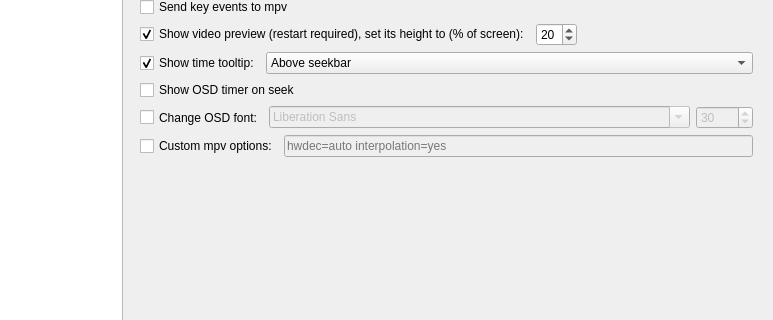
Qt form src/settingswindow.ui (mpc-qt/mpc-qt) before a commit; both pictures show x 123 to 896 and y 257 to 577 of the 896 by 666 pixel window.
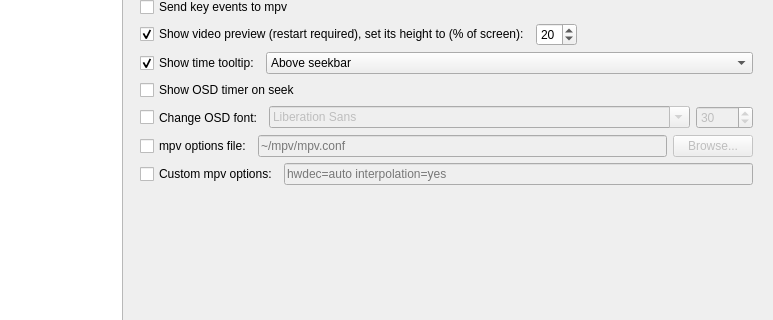
The same form after that commit. The open tabs and pages were chosen to show the change. Custom widgets are drawn as their Qt base class.

Commit message:
settingswindow: Add support for loading mpv options file
mpv options profiles (like "[profile-name]") are not supported.

The custom mpv options have priority over the mpv options file.

Fixes #1030 ("Read mpv.conf configuration file").

What changed in the file:
```diff
--- a/src/settingswindow.ui
+++ b/src/settingswindow.ui
@@ -8183,6 +8183,52 @@
             </layout>
            </item>
            <item row="16" column="0" colspan="2">
+            <layout class="QHBoxLayout" name="tweaksMpvOptionsFileLayout" stretch="0,1,0">
+             <item>
+              <widget class="QCheckBox" name="tweaksMpvOptionsFileChkBox">
+               <property name="enabled">
+                <bool>true</bool>
+               </property>
+               <property name="sizePolicy">
+                <sizepolicy hsizetype="Minimum" vsizetype="Preferred">
+                 <horstretch>0</horstretch>
+                 <verstretch>0</verstretch>
+                </sizepolicy>
+               </property>
+               <property name="text">
+                <string>mpv options file:</string>
+               </property>
+              </widget>
+             </item>
+             <item>
+              <widget class="QLineEdit" name="tweaksMpvOptionsFilePath">
+               <property name="enabled">
+                <bool>false</bool>
+               </property>
+               <property name="sizePolicy">
+                <sizepolicy hsizetype="Expanding" vsizetype="Fixed">
+                 <horstretch>1</horstretch>
+                 <verstretch>0</verstretch>
+                </sizepolicy>
+               </property>
+               <property name="placeholderText">
+                <string notr="true">~/mpv/mpv.conf</string>
+               </property>
+              </widget>
+             </item>
+             <item>
+              <widget class="QPushButton" name="tweaksMpvOptionsFileBrowse">
+               <property name="enabled">
+                <bool>false</bool>
+               </property>
+               <property name="text">
+                <string>Browse...</string>
+               </property>
+              </widget>
+             </item>
+            </layout>
+           </item>
+           <item row="17" column="0" colspan="2">
             <layout class="QHBoxLayout" name="tweaksMpvOptionsLayout" stretch="0,1">
              <item>
               <widget class="QCheckBox" name="tweaksMpvOptionsChkBox">
@@ -8215,19 +8261,6 @@
              </item>
             </layout>
            </item>
-           <item row="17" column="0">
-            <spacer name="verticalSpacer_9">
-             <property name="orientation">
-              <enum>Qt::Orientation::Vertical</enum>
-             </property>
-             <property name="sizeHint" stdset="0">
-              <size>
-               <width>20</width>
-               <height>40</height>
-              </size>
-             </property>
-            </spacer>
-           </item>
           </layout>
          </widget>
          <widget class="QWidget" name="loggingPage">
```
The commit also changes 28 other files.
